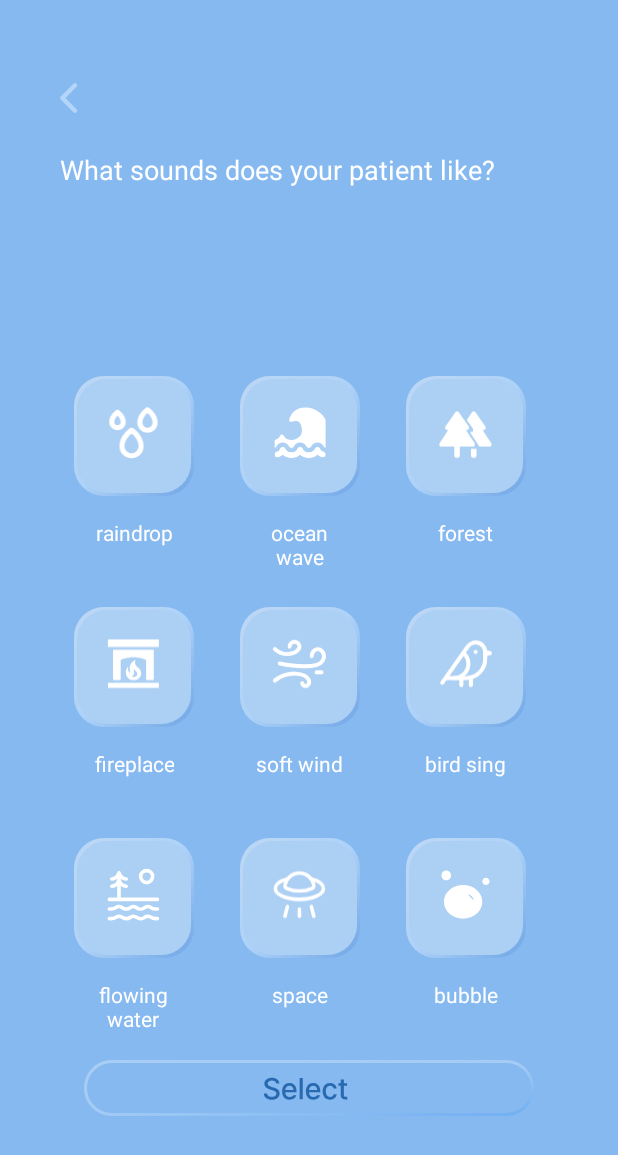
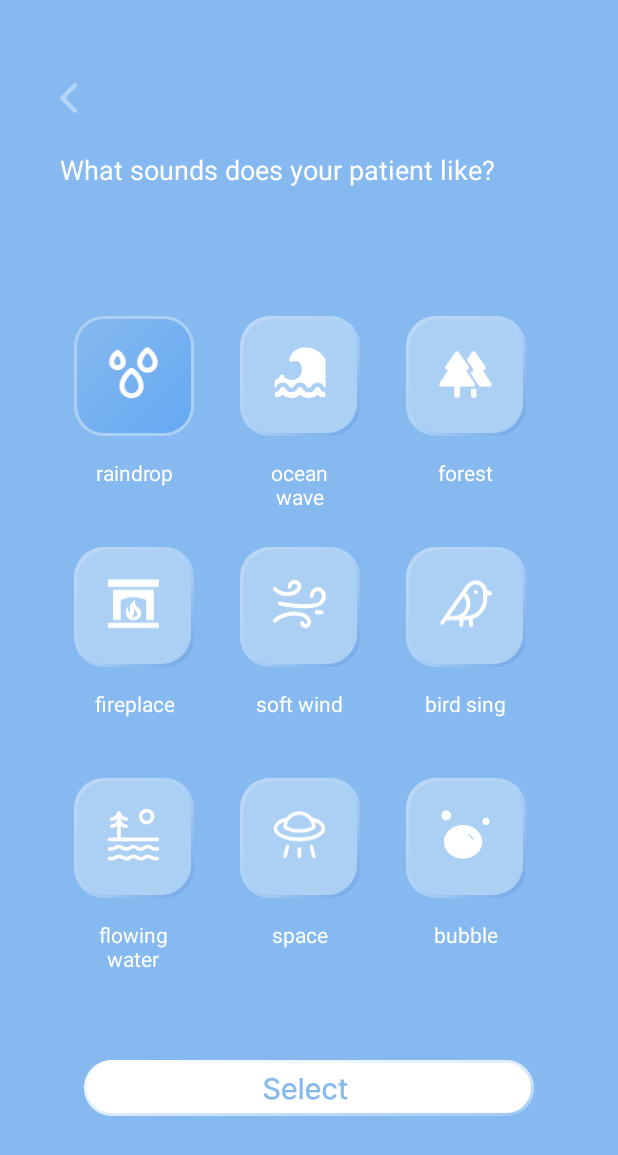
Before and after one commit to GDSC-SWU/2025-Mutism-SolutionChallenge, an Android app: the WhiteNoiseActivity screen opened directly, with no data from a screen before it, after a tap on "raindrop", on a phone screen of 412 x 824 dp. Shown: the top 1155 px of the screen. Run offline under Robolectric (Android 15) with nearby library versions, the phone set to English and light mode, and no system bars.

Commit message:
feat : add select button effect white noise activity

```diff
--- a/mutism/app/src/main/java/com/example/mutism/WhiteNoiseActivity.kt
+++ b/mutism/app/src/main/java/com/example/mutism/WhiteNoiseActivity.kt
@@ -44,6 +44,8 @@ class WhiteNoiseActivity : AppCompatActivity() {
                         }.toMutableList()
 
                 adapter.submitList(whiteNoiseList.toList())
+
+                updateSelectButtonState()
             }
 
         binding.recyclerViewWhiteNoises.layoutManager = GridLayoutManager(this, 3)
@@ -54,4 +56,18 @@ class WhiteNoiseActivity : AppCompatActivity() {
         whiteNoiseList = WhiteNoiseData.list.toMutableList()
         adapter.submitList(whiteNoiseList.toList())
     }
+
+    private fun updateSelectButtonState() {
+        val hasSelection = whiteNoiseList.any { it.isSelected }
+
+        binding.btnSelect.apply {
+            isEnabled = hasSelection
+            background =
+                if (hasSelection) {
+                    getDrawable(R.drawable.btn_selected_noise)
+                } else {
+                    getDrawable(R.drawable.btn_unselect_noise)
+                }
+        }
+    }
 }
--- a/mutism/app/src/main/java/com/example/mutism/WhiteNoiseAdapter.kt
+++ b/mutism/app/src/main/java/com/example/mutism/WhiteNoiseAdapter.kt
@@ -2,6 +2,7 @@ package com.example.mutism
 
 import android.view.LayoutInflater
 import android.view.ViewGroup
+import androidx.core.content.ContextCompat
 import androidx.recyclerview.widget.DiffUtil
 import androidx.recyclerview.widget.ListAdapter
 import androidx.recyclerview.widget.RecyclerView
@@ -9,47 +10,56 @@ import com.example.mutism.databinding.ItemWhiteNoiseBinding
 import com.example.mutism.model.WhiteNoiseItem
 
 class WhiteNoiseAdapter(
-    private val onClick: (WhiteNoiseItem)-> Unit
-) : ListAdapter<WhiteNoiseItem,WhiteNoiseAdapter.WhiteNoiseViewHolder>(DIFF_CALLBACK) {
-
-    inner class WhiteNoiseViewHolder(private val binding: ItemWhiteNoiseBinding):
-            RecyclerView.ViewHolder(binding.root){
-        fun bind(item: WhiteNoiseItem){
+    private val onClick: (WhiteNoiseItem) -> Unit,
+) : ListAdapter<WhiteNoiseItem, WhiteNoiseAdapter.WhiteNoiseViewHolder>(DIFF_CALLBACK) {
+    inner class WhiteNoiseViewHolder(
+        private val binding: ItemWhiteNoiseBinding,
+    ) : RecyclerView.ViewHolder(binding.root) {
+        fun bind(item: WhiteNoiseItem) {
             binding.label.text = item.name
             binding.icon.setImageResource(item.iconResId)
 
-            binding.root.alpha = if (item.isSelected) 0.5f else 1f
-
+            val iconBg =
+                if (item.isSelected) {
+                    R.drawable.item_noise_selected_bg
+                } else {
+                    R.drawable.item_noise_unselect_bg
+                }
+            binding.iconContainer.background = ContextCompat.getDrawable(binding.root.context, iconBg)
 
             binding.root.setOnClickListener {
                 onClick(item)
             }
-        }}
+        }
+    }
 
-    override fun onCreateViewHolder(parent: ViewGroup, viewType: Int): WhiteNoiseViewHolder {
-        val binding = ItemWhiteNoiseBinding.inflate(LayoutInflater.from(parent.context),parent,false)
+    override fun onCreateViewHolder(
+        parent: ViewGroup,
+        viewType: Int,
+    ): WhiteNoiseViewHolder {
+        val binding = ItemWhiteNoiseBinding.inflate(LayoutInflater.from(parent.context), parent, false)
         return WhiteNoiseViewHolder(binding)
     }
 
-    override fun onBindViewHolder(holder: WhiteNoiseViewHolder, position: Int) {
+    override fun onBindViewHolder(
+        holder: WhiteNoiseViewHolder,
+        position: Int,
+    ) {
         holder.bind(getItem(position))
     }
 
-    companion object{
-        private val DIFF_CALLBACK = object : DiffUtil.ItemCallback<WhiteNoiseItem>(){
-            override fun areItemsTheSame(
-                oldItem: WhiteNoiseItem,
-                newItem: WhiteNoiseItem
-            ): Boolean {
-                return oldItem.name == newItem.name
+    companion object {
+        private val DIFF_CALLBACK =
+            object : DiffUtil.ItemCallback<WhiteNoiseItem>() {
+                override fun areItemsTheSame(
+                    oldItem: WhiteNoiseItem,
+                    newItem: WhiteNoiseItem,
+                ): Boolean = oldItem.name == newItem.name
+
+                override fun areContentsTheSame(
+                    oldItem: WhiteNoiseItem,
+                    newItem: WhiteNoiseItem,
+                ): Boolean = oldItem == newItem
             }
-
-            override fun areContentsTheSame(
-                oldItem: WhiteNoiseItem,
-                newItem: WhiteNoiseItem
-            ): Boolean {
-                return oldItem == newItem
-            }
-        }
     }
 }
--- /dev/null
+++ b/mutism/app/src/main/res/drawable/item_noise_selected_bg.xml
@@ -0,0 +1,25 @@
+<?xml version="1.0" encoding="utf-8"?>
+<layer-list xmlns:android="http://schemas.android.com/apk/res/android">
+
+    <!-- 바깥쪽 흰색 테두리 -->
+    <item>
+        <shape android:shape="rectangle">
+            <solid android:color="@color/color_noise_item_bg" />
+            <corners android:radius="20dp" />
+        </shape>
+    </item>
+
+    <!-- 안쪽 그림자 느낌의 배경 (2dp 여백을 줘서 테두리를 보여줌) -->
+    <item android:left="2dp" android:top="2dp" android:right="2dp" android:bottom="2dp">
+        <shape android:shape="rectangle">
+            <gradient
+                android:type="linear"
+                android:angle="135"
+                android:startColor="@color/color_primary_light"
+            android:endColor="@color/color_noise_bg"
+            />
+            <corners android:radius="18dp" />
+        </shape>
+    </item>
+
+</layer-list>
--- a/mutism/app/src/main/res/layout/activity_white_noise.xml
+++ b/mutism/app/src/main/res/layout/activity_white_noise.xml
@@ -30,8 +30,8 @@
 
     <androidx.recyclerview.widget.RecyclerView
         android:id="@+id/recyclerView_white_noises"
-        android:layout_marginTop="100dp"
-        android:layout_marginBottom="100dp"
+        android:layout_marginTop="60dp"
+        android:layout_marginBottom="60dp"
         android:layout_width="match_parent"
         android:layout_height="0dp"
         android:layout_weight="1"
--- a/mutism/app/src/main/res/layout/item_white_noise.xml
+++ b/mutism/app/src/main/res/layout/item_white_noise.xml
@@ -16,10 +16,11 @@
 
         <!-- 안쪽 내용 (배경 + 아이콘) -->
         <FrameLayout
+            android:id="@+id/icon_container"
             android:layout_width="match_parent"
             android:layout_height="match_parent"
             android:layout_margin="4dp"
-            android:background="@drawable/item_noise_bg"
+            android:background="@drawable/item_noise_unselect_bg"
             android:gravity="center">
 
             <ImageView
```
Also changed, not shown: mutism/app/src/main/res/drawable/bg_my_page.png (added), mutism/app/src/main/res/drawable/item_noise_unselect_bg.xml (renamed from mutism/app/src/main/res/drawable/item_noise_bg.xml).
